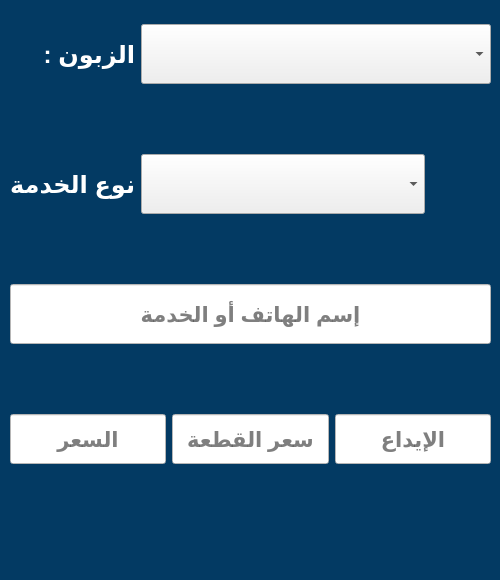
Above: uis/qt_uis/used/service.ui from salahkhiat/ModeerPOS before the change. Below: the same form after it.
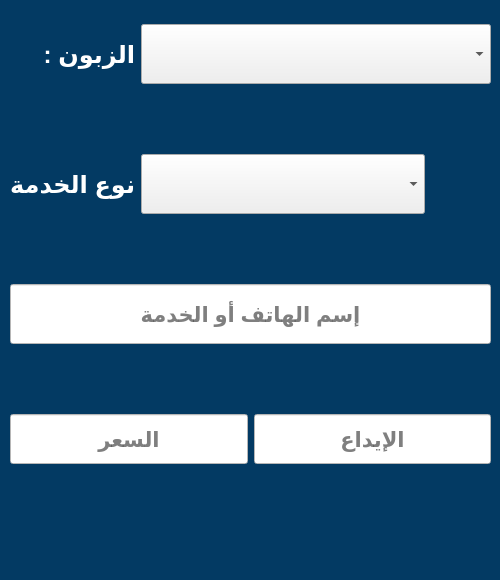
That is the form after the change. Icons and pictures are not drawn.

Diff of the .ui file:
```diff
--- a/uis/qt_uis/used/service.ui
+++ b/uis/qt_uis/used/service.ui
@@ -344,40 +344,6 @@
         </property>
        </widget>
       </item>
-      <item>
-       <widget class="QLineEdit" name="piece_price">
-        <property name="minimumSize">
-         <size>
-          <width>0</width>
-          <height>50</height>
-         </size>
-        </property>
-        <property name="maximumSize">
-         <size>
-          <width>16777215</width>
-          <height>50</height>
-         </size>
-        </property>
-        <property name="font">
-         <font>
-          <pointsize>16</pointsize>
-          <bold>true</bold>
-         </font>
-        </property>
-        <property name="styleSheet">
-         <string notr="true">background-color:white;</string>
-        </property>
-        <property name="maxLength">
-         <number>6</number>
-        </property>
-        <property name="alignment">
-         <set>Qt::AlignCenter</set>
-        </property>
-        <property name="placeholderText">
-         <string>سعر القطعة</string>
-        </property>
-       </widget>
-      </item>
       <item>
        <widget class="QLineEdit" name="deposit">
         <property name="minimumSize">
```
Left out of the diff: 31 changed lines with no effect on the pictures.
